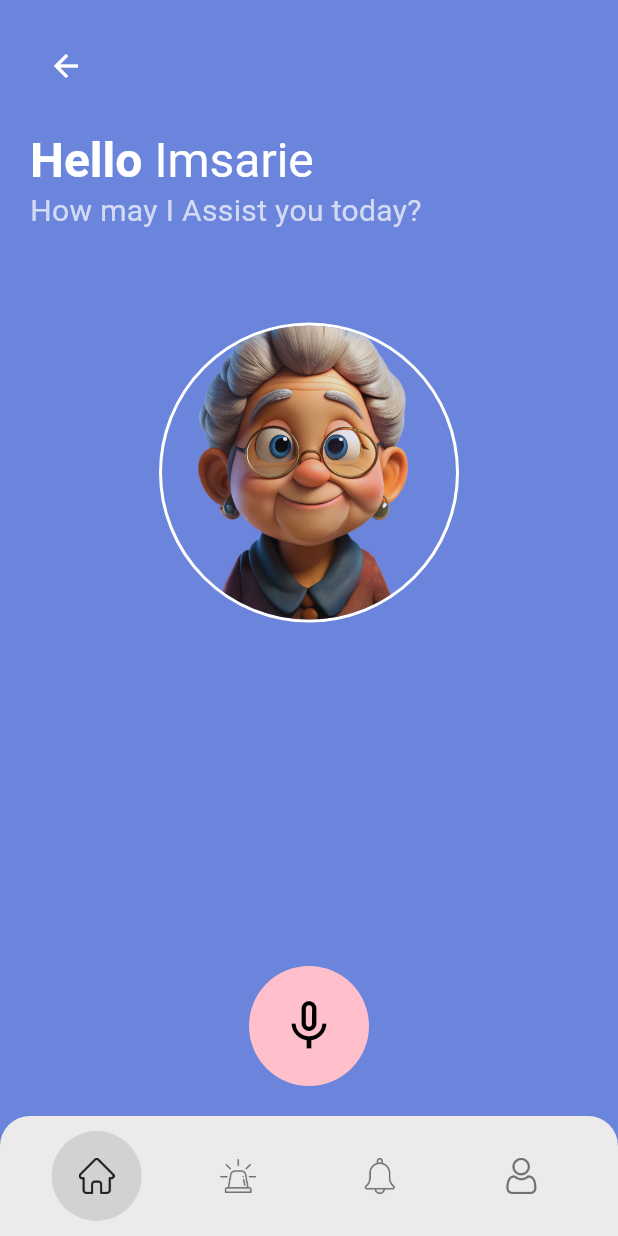
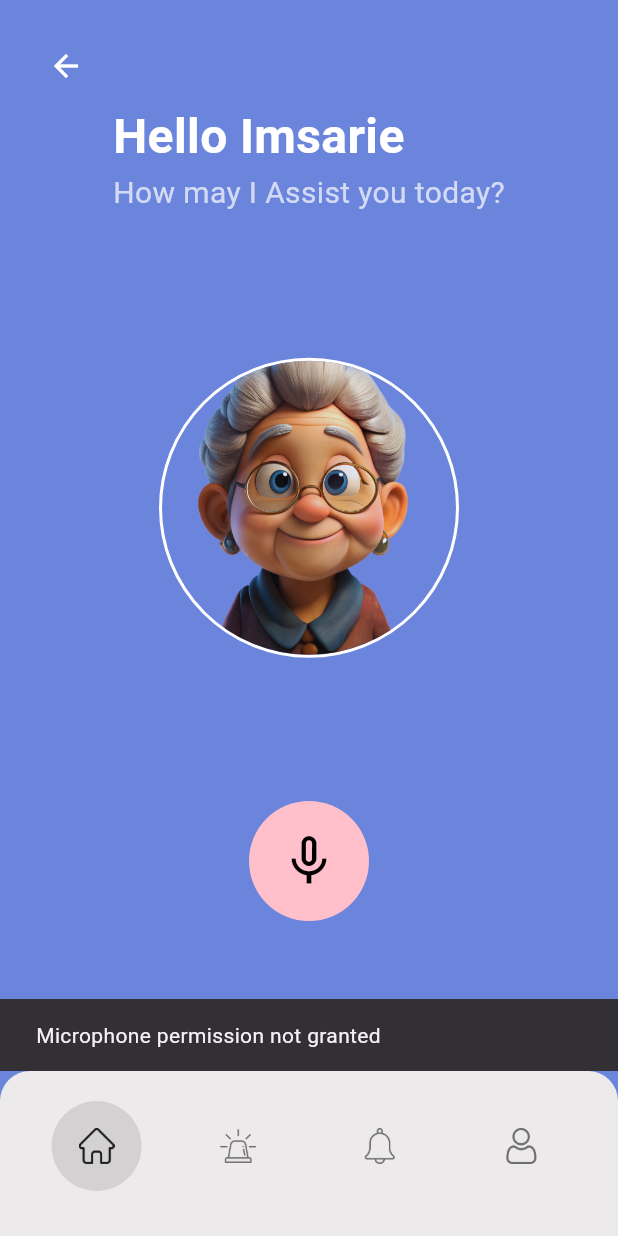
Before and after one commit to thevinu2005/Bloom-Care-AI-Companion, a Flutter app: the EmergencyServicesScreen screen opened by its route, after a tap on the "mic none" icon, on a phone screen of 412 x 824 dp. Run offline on Flutter 3.47's test engine with Material 3 defaults, Android fonts, the phone set to English and light mode, and no system bars; our stand-ins replace firebase_core, fl_chart, permission_handler; missing offline and left inert: record; accounts and stored records are empty.

Commit message:
added recording dependency and make it work

```diff
--- a/bloom_care/lib/screens/emotion_check/emotion_check.dart
+++ b/bloom_care/lib/screens/emotion_check/emotion_check.dart
@@ -1,7 +1,13 @@
 import 'package:flutter/material.dart';
 import 'package:fl_chart/fl_chart.dart';
 import 'package:bloom_care/widgets/navigation_bar.dart';
+import 'package:record/record.dart';
+import 'package:permission_handler/permission_handler.dart';
 import 'dart:async';
+import 'dart:convert';
+import 'package:http/http.dart' as http;
+import 'package:path_provider/path_provider.dart';
+
 
 class EmotionCheck extends StatefulWidget {
   const EmotionCheck({super.key});
@@ -15,8 +21,13 @@ class _EmotionCheckState extends State<EmotionCheck> with SingleTickerProviderSt
   bool _showChart = false;
   bool _showAvatar = true;
   bool _isRecording = false;
+  bool _isAnalyzing = false;
   late AnimationController _animationController;
   late Animation<double> _scaleAnimation;
+
+  final _audioRecorder = AudioRecorder();
+  String? _recordedFilePath;
+  Map<String, dynamic>? _analysisResult;
 
   @override
   void initState() {
@@ -41,33 +52,8 @@ class _EmotionCheckState extends State<EmotionCheck> with SingleTickerProviderSt
         _animationController.forward();
       }
     });
-  }
 
-  @override
-  void dispose() {
-    _animationController.dispose();
-    super.dispose();
-  }
-
-  void _startRecordingProcess() {
-    setState(() {
-      _isRecording = true;
-      _showAvatar = false;
-      _showChart = false;
-    });
-
-    _animationController.forward();
-
-    Timer(const Duration(seconds: 3), () {
-      if (mounted) {
-        setState(() {
-          _isRecording = false;
-          _showChart = true;
-        });
-        _animationController.stop();
-        _animationController.reset();
-      }
-    });
+    _requestPermissions();
   }
 
   void _resetState() {
@@ -75,23 +61,183 @@ class _EmotionCheckState extends State<EmotionCheck> with SingleTickerProviderSt
     _showChart = false;
     _showAvatar = true;
     _isRecording = false;
+    _recordedFilePath = null;
+    _analysisResult = null;
+    _isAnalyzing = false;
   });
   _animationController.stop();
   _animationController.reset();
 }
 
   @override
+  void dispose() {
+    _animationController.dispose();
+    _audioRecorder.dispose();
+    super.dispose();
+  }
+
+  Future<void> _requestPermissions() async {
+    final status = await Permission.microphone.request();
+    if (status != PermissionStatus.granted) {
+      if (mounted) {
+        ScaffoldMessenger.of(context).showSnackBar(
+          const SnackBar(
+            content: Text('Microphone permission is required to record audio'),
+          ),
+        );
+      }
+    }
+  }
+
+  Future<void> _startRecordingProcess() async {
+    try {
+      if (await _audioRecorder.hasPermission()) {
+        final directory = await getTemporaryDirectory();
+        final path = '${directory.path}/audio_recording.m4a';
+
+        await _audioRecorder.start(
+          RecordConfig(
+            encoder: AudioEncoder.aacLc,
+            bitRate: 128000,
+            sampleRate: 44100,
+          ),
+          path: path,
+        );
+
+        setState(() {
+          _isRecording = true;
+          _showAvatar = false; // Only hide avatar when recording starts successfully
+          _showChart = false;
+          _analysisResult = null;
+          _recordedFilePath = path;
+        });
+
+        _animationController.forward();
+      } else {
+        if (mounted) {
+          // Keep avatar visible during permission error
+          setState(() {
+            _isRecording = false;
+            _showAvatar = true;
+          });
+
+          ScaffoldMessenger.of(context).showSnackBar(
+            const SnackBar(
+              content: Text('Microphone permission not granted'),
+            ),
+          );
+        }
+      }
+    } catch (e) {
+      if (mounted) {
+        // Keep avatar visible during error
+        setState(() {
+          _isRecording = false;
+          _showAvatar = true;
+        });
+
+        ScaffoldMessenger.of(context).showSnackBar(
+          SnackBar(
+            content: Text('Error starting recording: $e'),
+          ),
+        );
+      }
+    }
+  }
+
+  Future<void> _stopRecording() async {
+    if (_isRecording) {
+      try {
+        await _audioRecorder.stop();
+
+        setState(() {
+          _isRecording = false;
+          _isAnalyzing = true;
+          _showAvatar = false; // Keep avatar hidden during analysis
+        });
+
+        _animationController.stop();
+        _animationController.reset();
+
+        if (_recordedFilePath != null) {
+          await _uploadAndAnalyzeAudio(_recordedFilePath!);
+        }
+
+      } catch (e) {
+        setState(() {
+          _isRecording = false;
+          _isAnalyzing = false;
+          _showAvatar = true; // Show avatar on error
+        });
+
+        if (mounted) {
+          ScaffoldMessenger.of(context).showSnackBar(
+            SnackBar(
+              content: Text('Error stopping recording: $e'),
+            ),
+          );
+        }
+      }
+    }
+  }
+
+  Future<void> _uploadAndAnalyzeAudio(String path) async {
+    try {
+      final uri = Uri.parse('YOUR_BACKEND_URL/analyze-mood');
+      final request = http.MultipartRequest('POST', uri);
+
+      final file = await http.MultipartFile.fromPath(
+        'audio',
+        path,
+        filename: 'audio_recording.m4a',
+      );
+      request.files.add(file);
+
+      final streamedResponse = await request.send();
+      final response = await http.Response.fromStream(streamedResponse);
+
+      if (response.statusCode == 200) {
+        final result = json.decode(response.body);
+        if (mounted) {
+          setState(() {
+            _isAnalyzing = false;
+            _showChart = true;
+            _showAvatar = false; // Keep avatar hidden when showing chart
+            _analysisResult = result;
+          });
+        }
+      } else {
+        throw Exception('Failed to upload audio: ${response.statusCode}');
+      }
+    } catch (e) {
+      if (mounted) {
+        setState(() {
+          _isAnalyzing = false;
+          _showAvatar = true; // Show avatar on error
+          _showChart = false;
+        });
+
+        ScaffoldMessenger.of(context).showSnackBar(
+          SnackBar(
+            content: Text('Error analyzing audio: $e'),
+            backgroundColor: Colors.red,
+          ),
+        );
+      }
+    }
+  }
+
+  // Update the build method to ensure avatar visibility is properly handled
+  @override
   Widget build(BuildContext context) {
     return Scaffold(
       backgroundColor: const Color(0xFF6B84DC),
       body: SafeArea(
-        child: Stack(
+        child: Column(
           children: [
-            Column(
-              children: [
-                const SizedBox(height: 20),
+            // Back Button
             Padding(
-                  padding: const EdgeInsets.only(left: 20),
+              padding: const EdgeInsets.only(left: 20, top: 20),
               child: Align(
                 alignment: Alignment.centerLeft,
                 child: IconButton(
@@ -102,46 +248,39 @@ class _EmotionCheckState extends State<EmotionCheck> with SingleTickerProviderSt
                 ),
               ),
             ),
-                const SizedBox(height: 20),
+
+            // Header Text
             Padding(
               padding: const EdgeInsets.symmetric(horizontal: 20),
-                  child: Align(
-                    alignment: Alignment.centerLeft,
-                    child: RichText(
-                      text: TextSpan(
-                        style: const TextStyle(
+              child: Column(
+                crossAxisAlignment: CrossAxisAlignment.start,
+                children: [
+                  const Text(
+                    'Hello Imsarie',
+                    style: TextStyle(
                       fontSize: 32,
                       color: Colors.white,
                       fontWeight: FontWeight.bold,
                     ),
-                        children: [
-                          const TextSpan(text: 'Hello '),
-                          const TextSpan(
-                            text: 'Imsarie',
-                            style: TextStyle(fontWeight: FontWeight.normal),
                   ),
-                          if (_showChart) const TextSpan(text: ',\nyou are in a good mood!'),
-                        ],
-                      ),
-                    ),
-                  ),
-                ),
-                if (!_showChart)
-                  const Padding(
-                    padding: EdgeInsets.symmetric(horizontal: 20),
-                    child: Align(
-                      alignment: Alignment.centerLeft,
-                      child: Text(
+                  if (!_showChart && !_isAnalyzing)
+                    const Text(
                       'How may I Assist you today?',
                       style: TextStyle(
                         fontSize: 20,
                         color: Colors.white70,
                       ),
                     ),
+                ],
               ),
             ),
-                if (_showAvatar) ...[
-                  const SizedBox(height: 60),
+
+            // Avatar or Chart Section
+            Expanded(
+              child: Column(
+                mainAxisAlignment: MainAxisAlignment.center,
+                children: [
+                  if (_showAvatar) // Only show avatar when _showAvatar is true
                     Container(
                       width: 200,
                       height: 200,
@@ -156,22 +295,30 @@ class _EmotionCheckState extends State<EmotionCheck> with SingleTickerProviderSt
                         ),
                       ),
                     ),
+                  if (_isAnalyzing)
+                    Column(
+                      children: const [
+                        CircularProgressIndicator(color: Colors.white),
+                        SizedBox(height: 20),
+                        Text(
+                          'Analyzing your mood...',
+                          style: TextStyle(
+                            color: Colors.white,
+                            fontSize: 18,
+                          ),
+                        ),
                       ],
-                if (_showChart)
-                  Expanded(
-                    child: Column(
-                      children: [
-                        const SizedBox(height: 60),
-                        Expanded(
-                          child: Padding(
+                    ),
+                  if (_showChart && _analysisResult != null)
+                    Padding(
                       padding: const EdgeInsets.all(20),
                       child: PieChart(
                         PieChartData(
                           sections: [
                             PieChartSectionData(
                               color: Colors.green,
-                                    value: 75,
-                                    title: 'Good\n75%',
+                              value: _analysisResult?['positive_score'] ?? 75,
+                              title: 'Good\n${_analysisResult?['positive_score']}%',
                               radius: 100,
                               titleStyle: const TextStyle(
                                 fontSize: 16,
@@ -181,8 +328,8 @@ class _EmotionCheckState extends State<EmotionCheck> with SingleTickerProviderSt
                             ),
                             PieChartSectionData(
                               color: Colors.red,
-                                    value: 25,
-                                    title: 'Bad\n25%',
+                              value: _analysisResult?['negative_score'] ?? 25,
+                              title: 'Bad\n${_analysisResult?['negative_score']}%',
                               radius: 100,
                               titleStyle: const TextStyle(
                                 fontSize: 16,
@@ -196,31 +343,35 @@ class _EmotionCheckState extends State<EmotionCheck> with SingleTickerProviderSt
                         ),
                       ),
                     ),
-                        ),
                 ],
               ),
             ),
-                if (_isRecording)
-                  Expanded(
-                    child: Center(
-                      child: Column(
+
+            // Recording Controls
+            Padding(
+              padding: const EdgeInsets.only(bottom: 100),
+              child: Row(
                 mainAxisAlignment: MainAxisAlignment.center,
-                        children: const [
-                          CircularProgressIndicator(color: Colors.white),
-                          SizedBox(height: 20),
-                          Text(
-                            'Analyzing your mood...',
-                            style: TextStyle(
+                children: [
+                  if (_isRecording) ...[
+                    GestureDetector(
+                      onTap: _stopRecording,
+                      child: Container(
+                        width: 80,
+                        height: 80,
+                        decoration: BoxDecoration(
+                          shape: BoxShape.circle,
+                          color: Colors.red.withOpacity(0.7),
+                        ),
+                        child: const Icon(
+                          Icons.stop,
+                          size: 40,
                           color: Colors.white,
-                              fontSize: 18,
-                            ),
-                          ),
-                        ],
                         ),
                       ),
                     ),
-                const Spacer(),
-                // Microphone Button with Animation
+                    const SizedBox(width: 20),
+                  ],
                   AnimatedBuilder(
                     animation: _scaleAnimation,
                     builder: (context, child) {
@@ -237,7 +388,6 @@ class _EmotionCheckState extends State<EmotionCheck> with SingleTickerProviderSt
                           child: Container(
                             width: 80,
                             height: 80,
-                          margin: const EdgeInsets.only(bottom: 100), // Increased bottom margin
                             decoration: BoxDecoration(
                               shape: BoxShape.circle,
                               color: _isRecording
@@ -256,18 +406,13 @@ class _EmotionCheckState extends State<EmotionCheck> with SingleTickerProviderSt
                   ),
                 ],
               ),
-            // Bottom Navigation Bar positioned at the bottom
-            Positioned(
-              left: 0,
-              right: 0,
-              bottom: 0,
-              child: BottomNav(
-                currentIndex: _currentIndex,
-              ),
             ),
           ],
         ),
       ),
+      bottomNavigationBar: BottomNav(
+        currentIndex: _currentIndex,
+      ),
     );
   }
 }
--- a/bloom_care/lib/widgets/navigation_bar.dart
+++ b/bloom_care/lib/widgets/navigation_bar.dart
@@ -39,9 +39,11 @@ class BottomNav extends StatelessWidget {
           Navigator.pushReplacementNamed(context, routeName);
         }
       },
+      child: Padding(
+        padding: const EdgeInsets.only(bottom: 10),
         child: Container(
           width: 60,
-        height: 60,
+          height: 80,
           decoration: BoxDecoration(
             color: isSelected ? const Color(0xFFD3D1D1) : Colors.transparent,
             shape: BoxShape.circle,
@@ -55,6 +57,7 @@ class BottomNav extends StatelessWidget {
             ),
           ),
         ),
+      ),
     );
   }
 }
--- a/bloom_care/pubspec.yaml
+++ b/bloom_care/pubspec.yaml
@@ -37,6 +37,9 @@ dependencies:
   fl_chart: ^0.65.0
   record: ^5.2.0
   firebase_core: ^3.12.0
+  permission_handler: ^10.2.0
+  http: ^1.1.0
+  path_provider: ^2.0.15
 
 dev_dependencies:
   flutter_test:
```
Also changed, not shown: bloom_care/lib/screens/emergancy/emergancy_page_2.dart (+8 -5 lines), bloom_care/pubspec.lock, 3 other files. Lines whose indentation alone changed are shown as unchanged.
